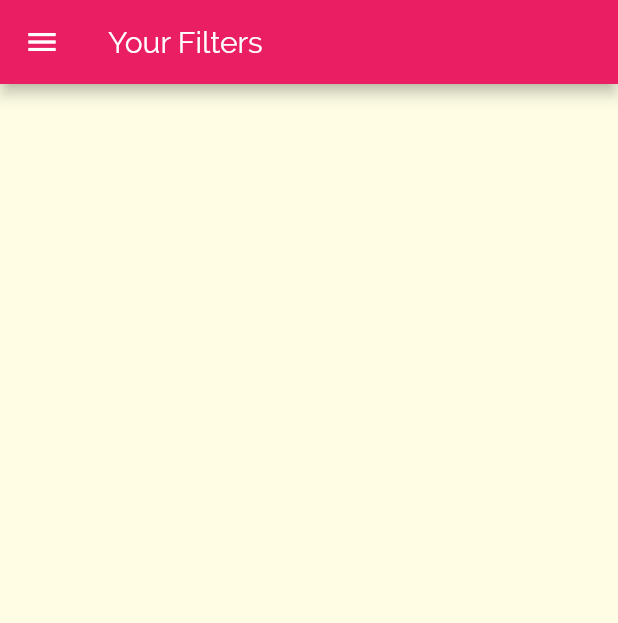
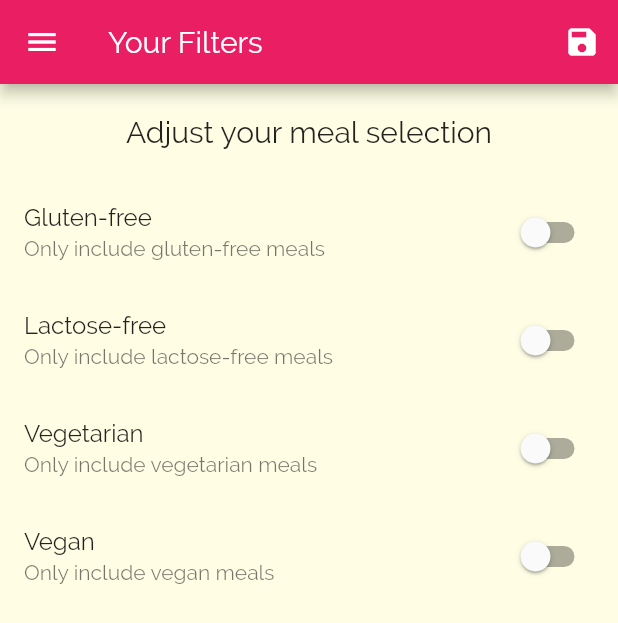
Before and after one commit to ahmetsarac/flutter-meals, a Flutter app: the FiltersScreen screen opened by its route, on a phone screen of 412 x 824 dp. Shown: the top 623 px of the screen. Run offline on Flutter 3.47's test engine with Material 2 defaults, Android fonts, the phone set to English and light mode, and no system bars.

Commit message:
Filtering functionality is added.

```diff
--- a/lib/main.dart
+++ b/lib/main.dart
@@ -1,15 +1,52 @@
 import 'package:flutter/material.dart';
+import 'package:meals/dummy_data.dart';
 import 'package:meals/screens/filters_screen.dart';
 import 'package:meals/screens/meal_detail_screen.dart';
 import 'package:meals/screens/tabs_screen.dart';
+import 'models/meal.dart';
 import 'screens/category_meals_screen.dart';
 
 void main() {
-  runApp(MyApp());
+  runApp(const MyApp());
 }
 
-class MyApp extends StatelessWidget {
-  MyApp({Key? key}) : super(key: key);
+class MyApp extends StatefulWidget {
+  const MyApp({Key? key}) : super(key: key);
+
+  @override
+  State<MyApp> createState() => _MyAppState();
+}
+
+class _MyAppState extends State<MyApp> {
+  Map<String, bool> _filters = {
+    'gluten': false,
+    'lactose': false,
+    'vegan': false,
+    'vegetarian': false,
+  };
+
+  List<Meal> _availableMeals = dummyMeals;
+
+  void _setFilters(Map<String, bool> filterData) {
+    setState(() {
+      _filters = filterData;
+      _availableMeals = dummyMeals.where((meal) {
+        if (_filters['gluten']! && !meal.isGlutenFree) {
+          return false;
+        }
+        if (_filters['lactose']! && !meal.isLactoseFree) {
+          return false;
+        }
+        if (_filters['vegan']! && !meal.isVegan) {
+          return false;
+        }
+        if (_filters['vegetarian']! && !meal.isVegetarian) {
+          return false;
+        }
+        return true;
+      }).toList();
+    });
+  }
 
   final ThemeData theme = ThemeData(
     primarySwatch: Colors.pink,
@@ -28,9 +65,12 @@ class MyApp extends StatelessWidget {
       initialRoute: '/',
       routes: {
         '/': (context) => const TabsScreen(),
-        CategoryMealsScreen.routeName: (context) => const CategoryMealsScreen(),
+        CategoryMealsScreen.routeName: (context) => CategoryMealsScreen(
+              availableMeals: _availableMeals,
+            ),
         MealDetailScreen.routeName: (context) => const MealDetailScreen(),
-        FiltersScreen.routeName: (context) => const FiltersScreen(),
+        FiltersScreen.routeName: (context) =>
+            FiltersScreen(filters: _filters, setFilters: _setFilters),
       },
     );
   }
--- a/lib/screens/category_meals_screen.dart
+++ b/lib/screens/category_meals_screen.dart
@@ -1,6 +1,5 @@
 import 'package:flutter/material.dart';
 
-import '../dummy_data.dart';
 import '../models/meal.dart';
 import '../widgets/meal_item.dart';
 
@@ -9,8 +8,11 @@ class CategoryMealsScreen extends StatefulWidget {
   //final String categoryTitle;
   static const routeName = '/category-meals';
 
+  final List<Meal> availableMeals;
+
   const CategoryMealsScreen({
     Key? key,
+    required this.availableMeals,
     /*required this.categoryId, required this.categoryTitle*/
   }) : super(key: key);
 
@@ -33,7 +35,7 @@ class _CategoryMealsScreenState extends State<CategoryMealsScreen> {
         ModalRoute.of(context)?.settings.arguments as Map<String, String>;
     final String categoryId = routeArgs['id'] as String;
     categoryTitle = routeArgs['title'] as String;
-    displayedMeals = dummyMeals.where((meal) {
+    displayedMeals = widget.availableMeals.where((meal) {
       return meal.categories.contains(categoryId);
     }).toList();
     super.didChangeDependencies();
--- a/lib/screens/filters_screen.dart
+++ b/lib/screens/filters_screen.dart
@@ -1,18 +1,111 @@
 import 'package:flutter/material.dart';
+import '../extensions/custom_text_styles.dart';
 import 'package:meals/widgets/main_drawer.dart';
 
-class FiltersScreen extends StatelessWidget {
-  const FiltersScreen({Key? key}) : super(key: key);
+class FiltersScreen extends StatefulWidget {
+  final Map<String, bool> filters;
+  final Function(Map<String, bool>) setFilters;
+
+  const FiltersScreen(
+      {Key? key, required this.setFilters, required this.filters})
+      : super(key: key);
 
   static const routeName = '/filters';
+
+  @override
+  State<FiltersScreen> createState() => _FiltersScreenState();
+}
+
+class _FiltersScreenState extends State<FiltersScreen> {
+  bool _glutenFree = false;
+  bool _lactoseFree = false;
+  bool _vegan = false;
+  bool _vegetarian = false;
+
+  Widget _buildSwitchListTile(String title, String description,
+      bool currentValue, Function(bool) updateValue) {
+    return SwitchListTile(
+      title: Text(title),
+      subtitle: Text(description),
+      value: currentValue,
+      onChanged: updateValue,
+    );
+  }
+
+  @override
+  void initState() {
+    _glutenFree = widget.filters['gluten']!;
+    _lactoseFree = widget.filters['lactose']!;
+    _vegan = widget.filters['vegan']!;
+    _vegetarian = widget.filters['vegetarian']!;
+
+    super.initState();
+  }
 
   @override
   Widget build(BuildContext context) {
     return Scaffold(
       appBar: AppBar(
         title: const Text('Your Filters'),
+        actions: [
+          IconButton(
+              onPressed: () {
+                final _selectedFilters = {
+                  'gluten': _glutenFree,
+                  'lactose': _lactoseFree,
+                  'vegan': _vegan,
+                  'vegetarian': _vegetarian,
+                };
+                widget.setFilters(_selectedFilters);
+              },
+              icon: const Icon(Icons.save))
+        ],
       ),
       drawer: const MainDrawer(),
+      body: Column(
+        children: [
+          Container(
+            padding: const EdgeInsets.all(20.0),
+            child: Text(
+              'Adjust your meal selection',
+              style: Theme.of(context).textTheme.title,
+            ),
+          ),
+          Expanded(
+            child: ListView(
+              children: [
+                _buildSwitchListTile('Gluten-free',
+                    'Only include gluten-free meals', _glutenFree, (newValue) {
+                  setState(() {
+                    _glutenFree = newValue;
+                  });
+                }),
+                _buildSwitchListTile(
+                    'Lactose-free',
+                    'Only include lactose-free meals',
+                    _lactoseFree, (newValue) {
+                  setState(() {
+                    _lactoseFree = newValue;
+                  });
+                }),
+                _buildSwitchListTile(
+                    'Vegetarian', 'Only include vegetarian meals', _vegetarian,
+                    (newValue) {
+                  setState(() {
+                    _vegetarian = newValue;
+                  });
+                }),
+                _buildSwitchListTile(
+                    'Vegan', 'Only include vegan meals', _vegan, (newValue) {
+                  setState(() {
+                    _vegan = newValue;
+                  });
+                }),
+              ],
+            ),
+          ),
+        ],
+      ),
     );
   }
 }
--- a/lib/screens/meal_detail_screen.dart
+++ b/lib/screens/meal_detail_screen.dart
@@ -92,7 +92,7 @@ class MealDetailScreen extends StatelessWidget {
           onPressed: () {
             Navigator.of(context).pop(mealId);
           },
-          child: Icon(Icons.delete)),
+          child: const Icon(Icons.delete)),
     );
   }
 }
```
